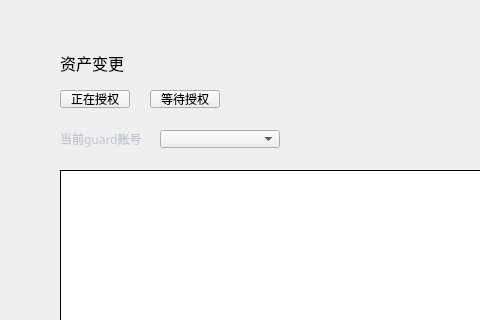
First picture: the form in LNKWallet/guard/ColdHotTransferPage.ui, repository HcashOrg/hx-indicator, before the edit; both pictures show x 0 to 480 and y 0 to 320 of the 770 by 510 pixel window.
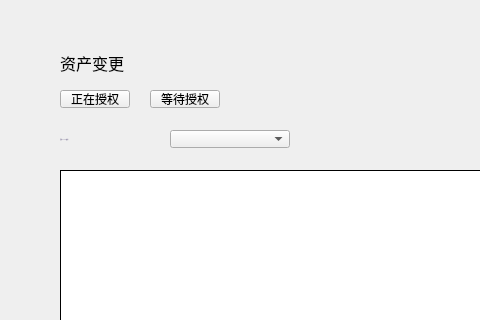
Second picture: the form after the edit.

```diff
--- a/LNKWallet/guard/ColdHotTransferPage.ui
+++ b/LNKWallet/guard/ColdHotTransferPage.ui
@@ -158,7 +158,7 @@
   <widget class="QComboBox" name="accountComboBox">
    <property name="geometry">
     <rect>
-     <x>160</x>
+     <x>170</x>
      <y>130</y>
      <width>120</width>
      <height>18</height>
@@ -183,20 +183,25 @@
     <rect>
      <x>60</x>
      <y>130</y>
-     <width>100</width>
+     <width>110</width>
      <height>18</height>
     </rect>
    </property>
    <property name="font">
     <font>
-     <family>微软雅黑</family>
+     <family>Microsoft YaHei UI Light</family>
+     <pointsize>-1</pointsize>
+     <weight>50</weight>
+     <italic>false</italic>
+     <bold>false</bold>
     </font>
    </property>
    <property name="styleSheet">
-    <string notr="true">color: rgb(192, 196, 212);</string>
+    <string notr="true">QLabel{color: rgb(137,129,161);
+font: 11px &quot;Microsoft YaHei UI Light&quot;;}</string>
    </property>
    <property name="text">
-    <string>当前guard账号</string>
+    <string>当前SENATOR账号</string>
    </property>
    <property name="alignment">
     <set>Qt::AlignLeading|Qt::AlignLeft|Qt::AlignVCenter</set>
```
